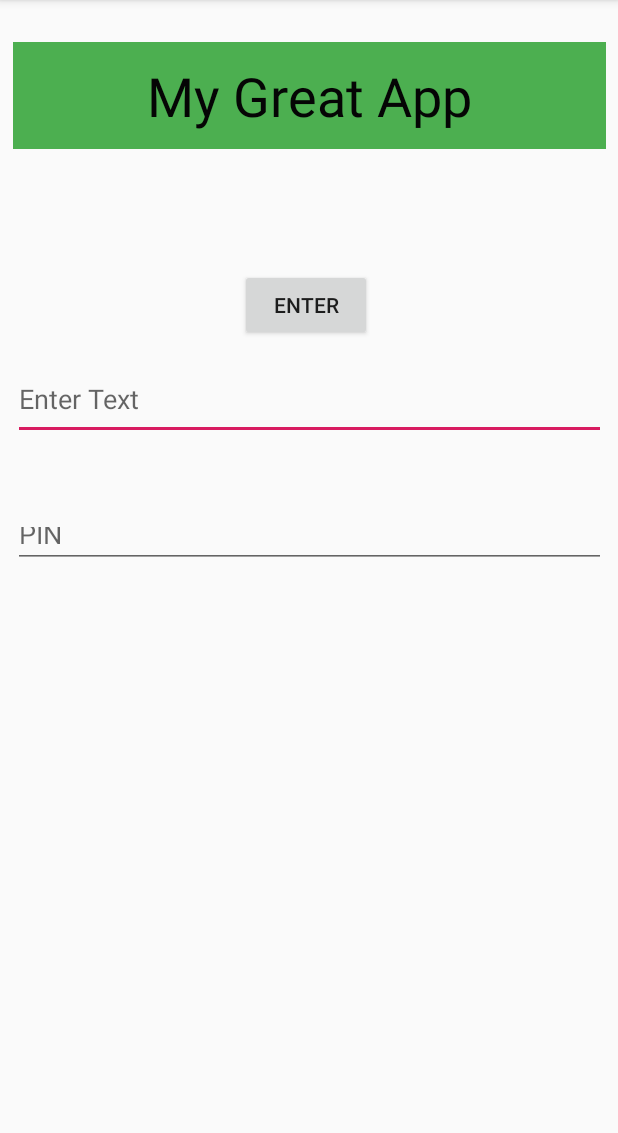
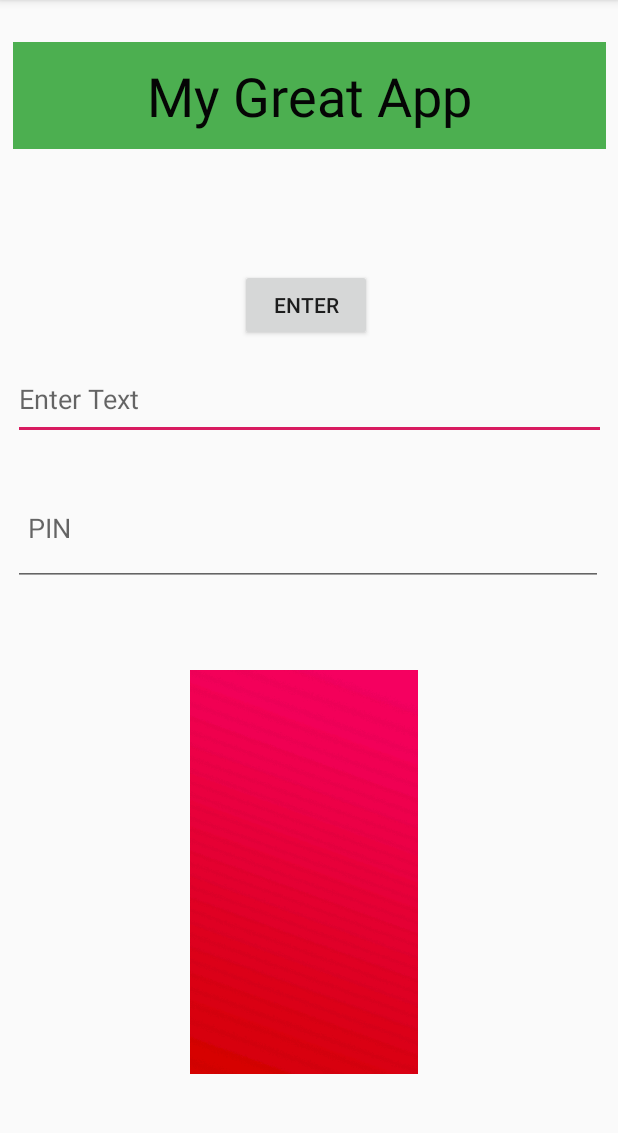
Before and after one commit to amadeusz-chmielowski/Android, an Android app: the screen it shows after launch (MainActivity), after a tap on "ENTER", on a phone screen of 412 x 824 dp, the part 84-1217 px from its top. Run offline under Robolectric (Android 15) with nearby library versions, the phone set to English and light mode, and no system bars.

Commit message:
Added pictures
Added simple picture functionality

Signed-off-by: Amadeusz Chmielowski <amadeusz.chmielowski@gmail.com>

```diff
--- a/First_AndroidApp/app/src/main/java/com/amadeuszchmielowski/first_android_app/MainActivity.java
+++ b/First_AndroidApp/app/src/main/java/com/amadeuszchmielowski/first_android_app/MainActivity.java
@@ -5,12 +5,29 @@ import android.os.Bundle;
 import android.util.Log;
 import android.view.View;
 import android.widget.EditText;
+import android.widget.ImageView;
+import android.widget.Toast;
 
 public class MainActivity extends AppCompatActivity {
 
+    private boolean flag = false;
+
     public void clickFunction(View view) {
+
         EditText text = findViewById(R.id.myTextField);
         EditText text2 = findViewById(R.id.editText2);
+        ImageView image = findViewById(R.id.imageView);
+        if (flag == false){
+            image.setImageResource(R.drawable.background_hdpi);
+            flag = true;
+        }
+        else{
+            image.setImageResource(R.drawable.settings);
+            flag = false;
+        }
+
+        text.setText(text2.getText().toString());
+        Toast.makeText(MainActivity.this, text2.getText().toString(), Toast.LENGTH_SHORT).show();
         Log.i("Info", text.getText().toString() + " " + text2.getText().toString());
     }
 
--- a/First_AndroidApp/app/src/main/res/layout/activity_main.xml
+++ b/First_AndroidApp/app/src/main/res/layout/activity_main.xml
@@ -59,17 +59,30 @@
 
     <EditText
         android:id="@+id/editText2"
-        android:layout_width="395dp"
-        android:layout_height="37dp"
-        android:layout_marginTop="48dp"
+        android:layout_width="393dp"
+        android:layout_height="77dp"
+        android:layout_marginTop="20dp"
         android:layout_marginEnd="8dp"
         android:layout_marginRight="8dp"
         android:ems="10"
         android:hint="PIN"
         android:inputType="numberPassword"
+        android:padding="10dp"
         app:layout_constraintEnd_toEndOf="@+id/myTextField"
         app:layout_constraintHorizontal_bias="0.0"
         app:layout_constraintStart_toStartOf="@+id/myTextField"
         app:layout_constraintTop_toBottomOf="@+id/myTextField" />
 
+    <ImageView
+        android:id="@+id/imageView"
+        android:layout_width="372dp"
+        android:layout_height="269dp"
+        android:layout_marginStart="8dp"
+        android:layout_marginLeft="8dp"
+        android:layout_marginTop="56dp"
+        android:scaleType="fitCenter"
+        app:layout_constraintStart_toStartOf="@+id/editText2"
+        app:layout_constraintTop_toBottomOf="@+id/editText2"
+        app:srcCompat="@drawable/settings" />
+
 </android.support.constraint.ConstraintLayout>
```
Also changed, not shown: First_AndroidApp/app/src/main/res/drawable/background_hdpi.png (added), First_AndroidApp/app/src/main/res/drawable/settings.png (added).
